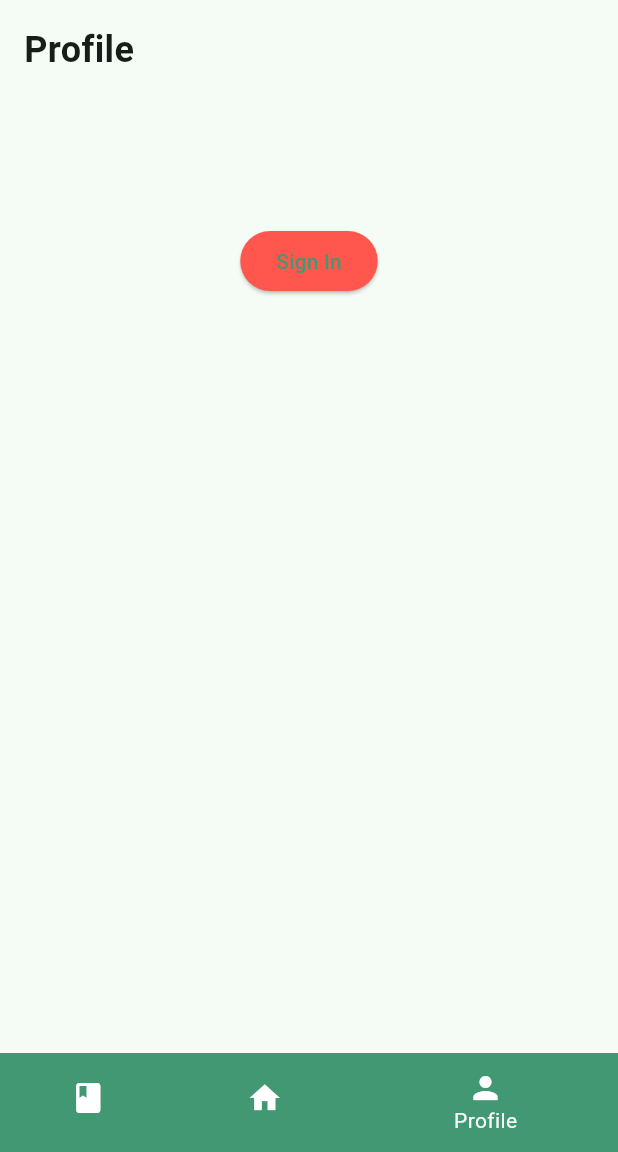
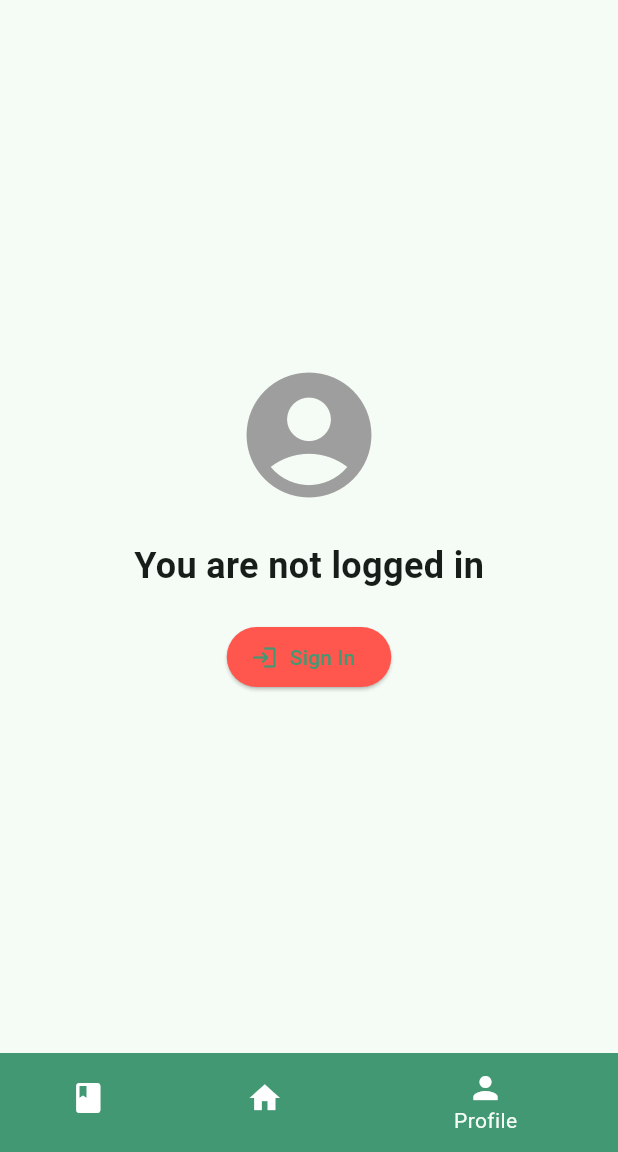
Before and after one commit to schweigerjonas/easy-recipe, a Flutter app: the screen it shows after launch, item 3 of the bottom bar chosen, on a phone screen of 412 x 824 dp, the part 84-1236 px from its top. Run offline on Flutter 3.47's test engine with Material 3 defaults, Android fonts, the phone set to English and light mode, and no system bars; our stand-ins replace cloud_firestore, firebase_auth, firebase_core, flutter_html, go_router, material_design_icons_flutter and 1 more; missing offline and left inert: firebase_ui_auth; accounts and stored records are empty; network calls fail.

Commit message:
improved design of profile page

```diff
--- a/lib/views/authentication.dart
+++ b/lib/views/authentication.dart
@@ -6,21 +6,25 @@ class AuthFunc extends StatelessWidget {
     super.key,
     required this.loggedIn,
     required this.signOut,
+    required this.toggleState
   });
 
   final bool loggedIn;
   final void Function() signOut;
+  final VoidCallback toggleState;
 
   @override
   Widget build(BuildContext context) {
-    return ElevatedButton(
+    return ElevatedButton.icon(
+      icon: !loggedIn ? const Icon(Icons.login) : const Icon(Icons.logout),
       style: ElevatedButton.styleFrom(
         backgroundColor: Theme.of(context).colorScheme.secondary,
       ),
       onPressed: () {
+        toggleState();
         !loggedIn ? context.push('/sign-in') : signOut();
       },
-      child: !loggedIn ? const Text('Sign In') : const Text('Logout'),
+      label: !loggedIn ? const Text('Sign In') : const Text('Logout'),
     );
   }
 }
--- a/lib/views/profile.dart
+++ b/lib/views/profile.dart
@@ -5,27 +5,53 @@ import 'package:provider/provider.dart';
 import '../models/application_state.dart';
 import 'authentication.dart';
 
-
-class ProfilePage extends StatelessWidget {
+class ProfilePage extends StatefulWidget {
   const ProfilePage({super.key});
 
   @override
+  ProfilePageState createState() => ProfilePageState();
+}
+
+class ProfilePageState extends State<ProfilePage> {
+  late bool isLoggedIn;
+
+  void toggleLogin() {
+    setState(() {
+      isLoggedIn = !isLoggedIn;
+    });
+  }
+
+  @override
   Widget build(BuildContext context) {
+    isLoggedIn = Provider.of<ApplicationState>(context, listen: false).loggedIn;
+
     return Scaffold(
-      body: Column(
+      body: Center(
+        child: isLoggedIn ? loggedInView() : loggedOutView(),
+      ),
+    );
+  }
+
+  Widget loggedInView() {
+    return Column(
+      mainAxisAlignment: MainAxisAlignment.center,
       children: [
-          const SizedBox(height: 16.0),
-          Container(
-            padding: const EdgeInsets.symmetric(horizontal: 16.0),
-            alignment: Alignment.topLeft,
-            child: const Text('Profile',
-                style: TextStyle(
-                  fontSize: 24.0,
-                  fontWeight: FontWeight.bold,
+        const Icon(
+          Icons.account_circle,
+          size: 100,
+          color: Colors.grey,
         ),
+        const SizedBox(height: 20),
+        const Text(
+          'Welcome, User!',
+          style: TextStyle(fontSize: 24, fontWeight: FontWeight.bold),
         ),
+        const SizedBox(height: 10),
+        Text(
+          FirebaseAuth.instance.currentUser?.email as String,
+          style: const TextStyle(fontSize: 16, color: Colors.grey),
         ),
-          const SizedBox(height: 100.0),
+        const SizedBox(height: 20),
         Container(
           alignment: Alignment.center,
           child: Consumer<ApplicationState>(
@@ -33,11 +59,43 @@ class ProfilePage extends StatelessWidget {
               loggedIn: appState.loggedIn,
               signOut: () {
                 FirebaseAuth.instance.signOut();
-                }),
+              },
+              toggleState: toggleLogin,
+            ),
           ),
         ),
       ],
+    );
+  }
+
+  Widget loggedOutView() {
+    return Column(
+      mainAxisAlignment: MainAxisAlignment.center,
+      children: [
+        const Icon(
+          Icons.account_circle,
+          size: 100,
+          color: Colors.grey,
         ),
+        const SizedBox(height: 20),
+        const Text(
+          'You are not logged in',
+          style: TextStyle(fontSize: 24, fontWeight: FontWeight.bold),
+        ),
+        const SizedBox(height: 20),
+        Container(
+          alignment: Alignment.center,
+          child: Consumer<ApplicationState>(
+            builder: (context, appState, _) => AuthFunc(
+              loggedIn: appState.loggedIn,
+              signOut: () {
+                FirebaseAuth.instance.signOut();
+              },
+              toggleState: toggleLogin,
+            ),
+          ),
+        ),
+      ],
     );
   }
 }
```
Also changed, not shown: lib/models/application_state.dart (+0 -336 lines). Lines whose indentation alone changed are shown as unchanged.
